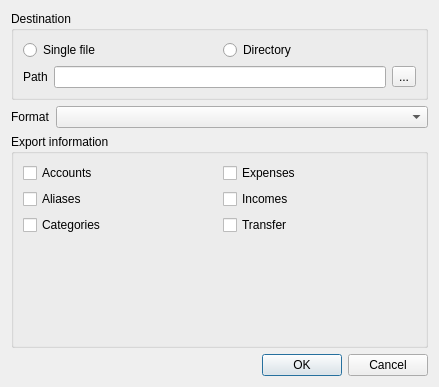
Before: the Qt Designer form app/formatsgui/exportdialog.ui in DarkHobbit/homewallet, drawn with Qt 5.
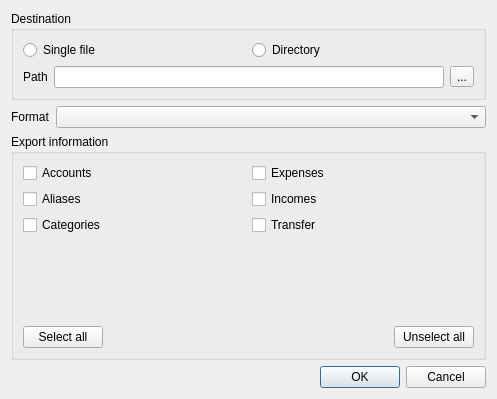
After: the same form once the commit is applied.

Commit message: Stub for HW XML export added; dialog export stub can select file formats and subtypes

Patch:
```diff
--- a/app/formatsgui/exportdialog.ui
+++ b/app/formatsgui/exportdialog.ui
@@ -6,8 +6,8 @@
    <rect>
     <x>0</x>
     <y>0</y>
-    <width>439</width>
-    <height>387</height>
+    <width>497</width>
+    <height>399</height>
    </rect>
   </property>
   <property name="windowTitle">
@@ -148,6 +148,37 @@
         </property>
        </spacer>
       </item>
+      <item>
+       <layout class="QHBoxLayout" name="horizontalLayout_4">
+        <item>
+         <widget class="QPushButton" name="btnSelectAll">
+          <property name="text">
+           <string>Select all</string>
+          </property>
+         </widget>
+        </item>
+        <item>
+         <spacer name="horizontalSpacer">
+          <property name="orientation">
+           <enum>Qt::Horizontal</enum>
+          </property>
+          <property name="sizeHint" stdset="0">
+           <size>
+            <width>40</width>
+            <height>20</height>
+           </size>
+          </property>
+         </spacer>
+        </item>
+        <item>
+         <widget class="QPushButton" name="btnUnselectAll">
+          <property name="text">
+           <string>Unselect all</string>
+          </property>
+         </widget>
+        </item>
+       </layout>
+      </item>
      </layout>
     </widget>
    </item>
```
The commit also changes 13 other files.
